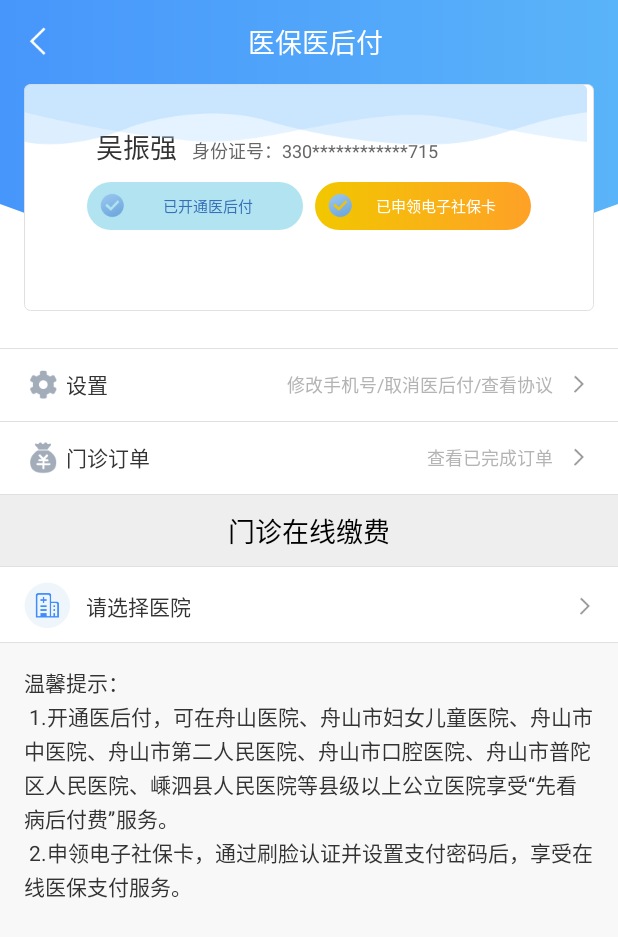
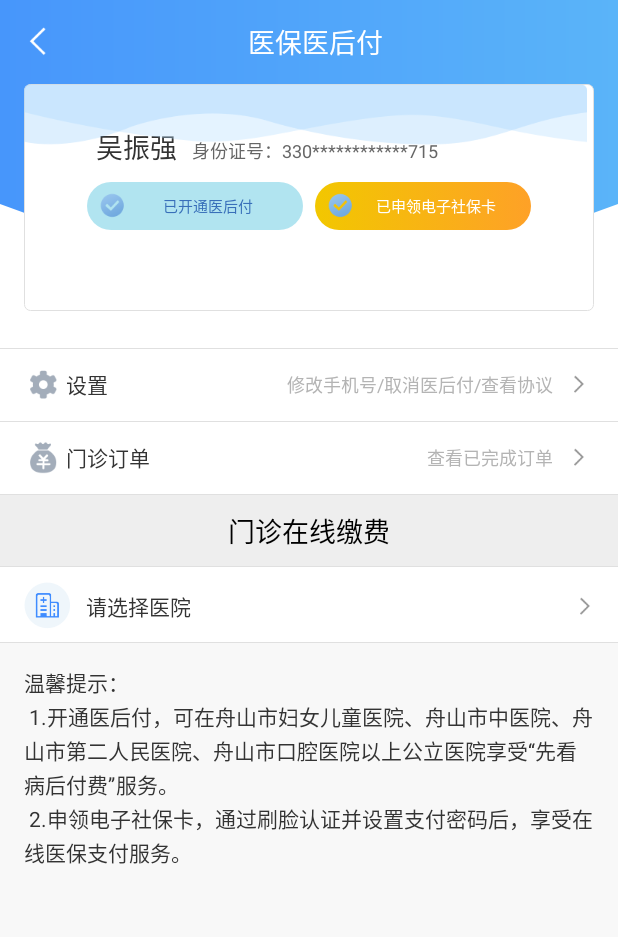
Before and after one commit to markfeng8/zhmsSdk, an Android app: the AfterPayHomeActivity screen opened directly, with no data from a screen before it, on a phone screen of 412 x 824 dp. Shown: the top 937 px of the screen. Run offline under Robolectric (Android 15) with nearby library versions, the phone set to English and light mode, and no system bars; our stand-ins replace RxJava; libraries missing offline, so code that uses them is left out: com.jakewharton.rxbinding2, com.orhanobut.logger; 7 statements that could not run were skipped.

Commit message:
医后付温馨提示二次修改

```diff
--- a/gradle.properties
+++ b/gradle.properties
@@ -6,8 +6,8 @@
 # http://www.gradle.org/docs/current/userguide/build_environment.html
 # Specifies the JVM arguments used for the daemon process.
 # The setting is particularly useful for tweaking memory settings.
-#org.gradle.jvmargs=-Xmx2048m
-org.gradle.jvmargs=-Xmx2048m -XX:MaxPermSize=512m -XX:+HeapDumpOnOutOfMemoryError -Dfile.encoding=UTF-8
+org.gradle.jvmargs=-Xmx2048m
+#org.gradle.jvmargs=-Xmx2048m -XX:MaxPermSize=512m -XX:+HeapDumpOnOutOfMemoryError -Dfile.encoding=UTF-8
 
 #org.gradle.jvmargs=-Xmx2g -XX:MaxMetaspaceSize=512m -XX:+HeapDumpOnOutOfMemoryError -Dfile.encoding=UTF-8
 # When configured, Gradle will run in incubating parallel mode.
--- a/library/src/main/res/values/strings.xml
+++ b/library/src/main/res/values/strings.xml
@@ -116,7 +116,7 @@
 五.本协议在您同意后生效，并为您启用“医后付”服务。\n
 </string>
     <string name="wonders_after_pay_home_notice">温馨提示：\n
-        1.开通医后付，可在舟山医院、舟山市妇女儿童医院、舟山市中医院、舟山市第二人民医院、舟山市口腔医院、舟山市普陀区人民医院、嵊泗县人民医院等县级以上公立医院享受“先看病后付费”服务。\n
+        1.开通医后付，可在舟山市妇女儿童医院、舟山市中医院、舟山市第二人民医院、舟山市口腔医院以上公立医院享受“先看病后付费”服务。\n
         2.申领电子社保卡，通过刷脸认证并设置支付密码后，享受在线医保支付服务。</string>
     <string name="wonders_group_select_pay_type">选择支付方式</string>
     <string name="wonders_group_personal_pay_back_notice">确定要放弃医保部分支付吗？放弃支付不会取消订单，如果要继续支付请至未完成订单中进行。30分钟内未完成，现金部分将原路返回。</string>
```
Also changed, not shown: 1 other file.
